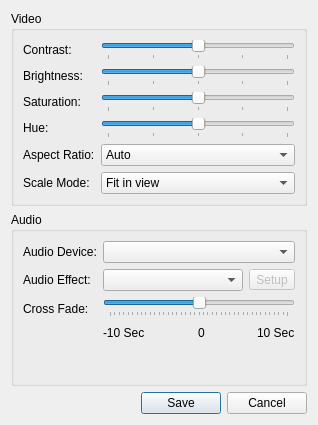
tkrotoff/QuarkPlayer, file quarkplayer-plugins/QuickSettings/QuickSettingsWindow.ui: the form before one commit.
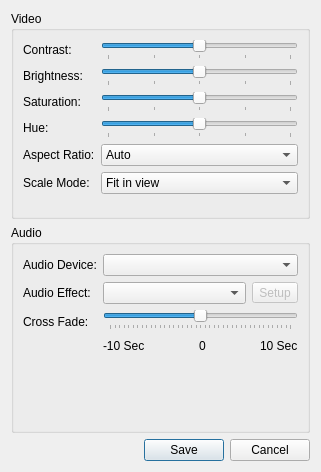
The form after the commit.

Commit message: Start working on QuickSettings: totally buggy...

What changed in the file:
```diff
--- a/quarkplayer-plugins/QuickSettings/QuickSettingsWindow.ui
+++ b/quarkplayer-plugins/QuickSettings/QuickSettingsWindow.ui
@@ -6,8 +6,8 @@
    <rect>
     <x>0</x>
     <y>0</y>
-    <width>318</width>
-    <height>425</height>
+    <width>321</width>
+    <height>472</height>
    </rect>
   </property>
   <property name="windowTitle">
```
Left out of the diff: 8 changed lines with no effect on the pictures. The commit also changes 2 other files.
